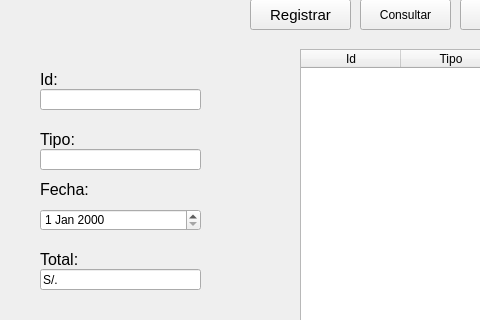
Old version of the form UI/ventanaComprobantes.ui in the repository fernandoruiz2016/python-store-management; both pictures show x 0 to 480 and y 91 to 411 of the 897 by 577 pixel window.
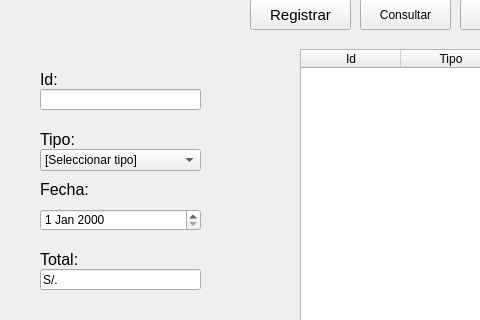
New version of the form.

Commit message: Ventana Comprobantes funcional

```diff
--- a/UI/ventanaComprobantes.ui
+++ b/UI/ventanaComprobantes.ui
@@ -155,16 +155,6 @@
      </rect>
     </property>
    </widget>
-   <widget class="QLineEdit" name="txtTipo">
-    <property name="geometry">
-     <rect>
-      <x>40</x>
-      <y>240</y>
-      <width>161</width>
-      <height>21</height>
-     </rect>
-    </property>
-   </widget>
    <widget class="QTableWidget" name="tblComprobantes">
     <property name="geometry">
      <rect>
@@ -337,6 +327,31 @@
      </date>
     </property>
    </widget>
+   <widget class="QComboBox" name="cboTipo">
+    <property name="geometry">
+     <rect>
+      <x>40</x>
+      <y>240</y>
+      <width>161</width>
+      <height>22</height>
+     </rect>
+    </property>
+    <item>
+     <property name="text">
+      <string>[Seleccionar tipo]</string>
+     </property>
+    </item>
+    <item>
+     <property name="text">
+      <string>Boleta</string>
+     </property>
+    </item>
+    <item>
+     <property name="text">
+      <string>Factura</string>
+     </property>
+    </item>
+   </widget>
   </widget>
   <widget class="QMenuBar" name="menubar">
    <property name="geometry">
```
The commit also changes 10 other files.
